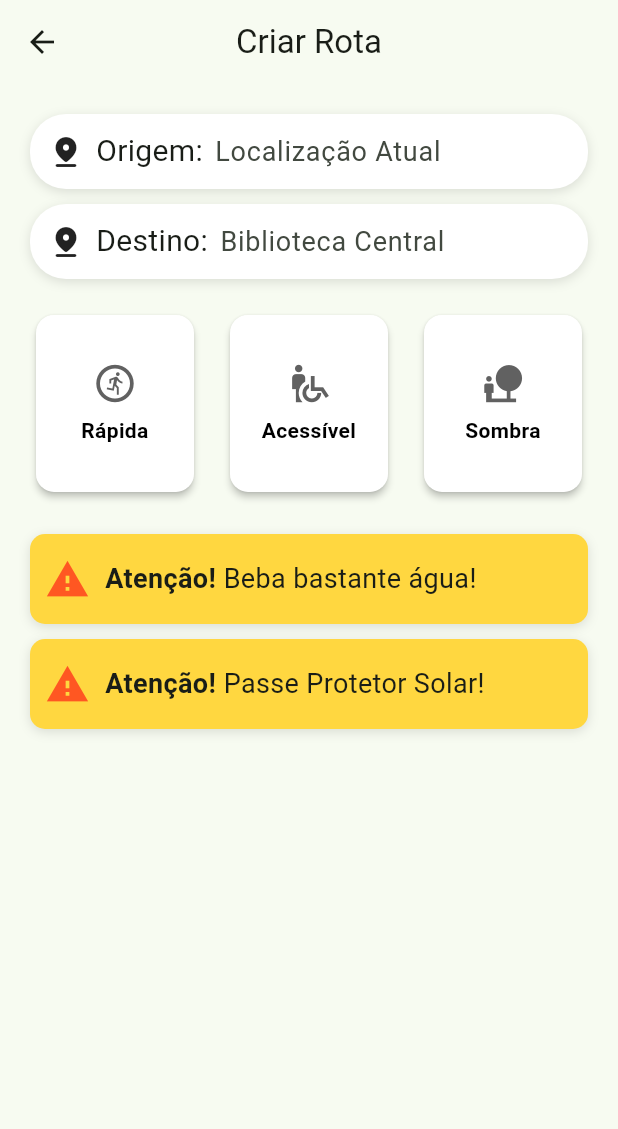
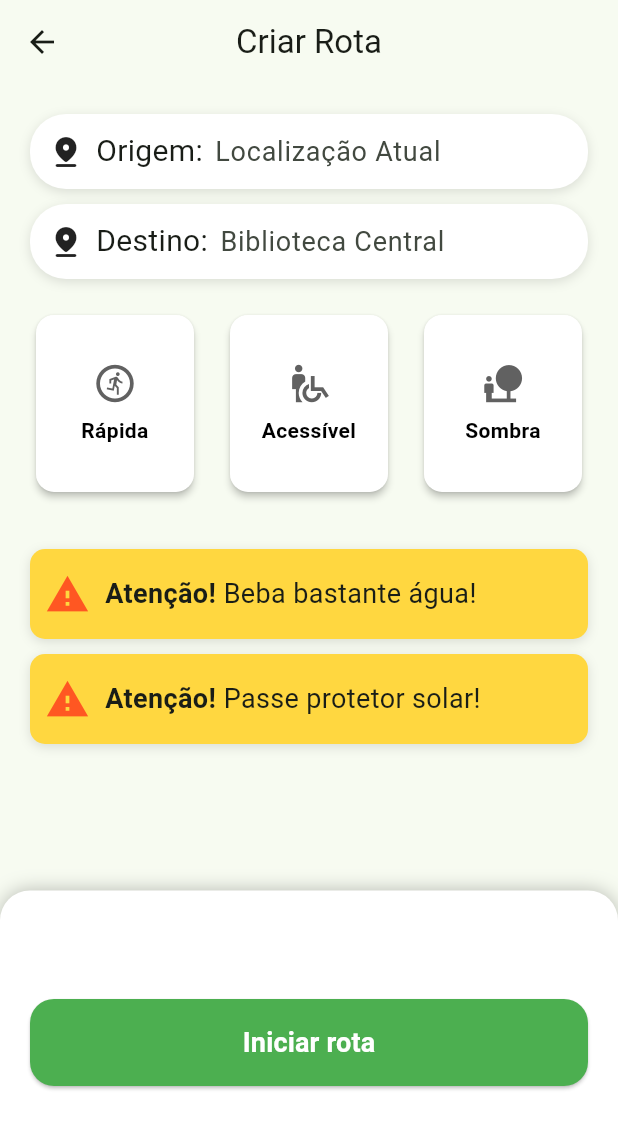
Before and after one commit to sabcarvalho/caminhada-usp, a Flutter app: the CriarRota screen opened directly, on a phone screen of 412 x 824 dp. Shown: the top 1129 px of the screen. Run offline on Flutter 3.47's test engine with Material 3 defaults, Android fonts, the phone set to English and light mode, and no system bars.

Commit message:
Implementadas telas de acompanhamento de rota e finalizacao

```diff
--- a/lib/main.dart
+++ b/lib/main.dart
@@ -7,13 +7,11 @@ void main() {
 
 class MyApp extends StatelessWidget {
   const MyApp({super.key});
-
-  // This widget is the root of your application.
   @override
   Widget build(BuildContext context) {
     return MaterialApp(
       debugShowCheckedModeBanner: false,
-
+      //definindo o tema da aplicacao
       theme: ThemeData(
         useMaterial3: true,
 
--- a/lib/screens/criar_rota.dart
+++ b/lib/screens/criar_rota.dart
@@ -1,5 +1,6 @@
 import 'package:app/components/campos_criar_rota.dart';
 import 'package:app/components/warnings_rota.dart';
+import 'package:app/screens/rota.dart';
 import 'package:flutter/material.dart';
 
 class CriarRota extends StatefulWidget {
@@ -20,7 +21,61 @@ class _CriarRotaState extends State<CriarRota> {
   Widget build(BuildContext context) {
     return Scaffold(
     appBar: AppBar(title: const Text("Criar Rota")),
-      body: Padding(
+    body: Stack(
+      children: [
+       _principal(),
+       DraggableScrollableSheet(
+          initialChildSize: 0.3,
+          minChildSize: 0.3,
+          maxChildSize: 0.7,
+          builder: (context, scrollController) {
+            return Container(
+              decoration: const BoxDecoration(
+                color: Colors.white,
+                borderRadius: BorderRadius.vertical(
+                  top: Radius.circular(20),
+                ),
+                boxShadow: [
+                  BoxShadow(
+                    blurRadius: 10,
+                    color: Colors.black26,
+                  ),
+                ],
+              ),
+              child: ListView(
+                controller: scrollController,
+              ),
+            );
+          },
+        ),
+       Positioned(
+          left: 20,
+          right: 20,
+          bottom: 100,
+          child: ElevatedButton(
+            onPressed: () {
+              Navigator.pushReplacement(context, MaterialPageRoute(builder: (context) => Rota()),);
+            },
+            style: ElevatedButton.styleFrom(
+              padding: const EdgeInsets.symmetric(vertical: 16),
+              shape: RoundedRectangleBorder(
+                borderRadius: BorderRadius.circular(16),
+              ),
+            ),
+            child: const Text(
+              "Iniciar rota",
+              style: TextStyle(fontSize: 18, fontWeight: FontWeight.bold),
+            ),
+          )
+        ),
+
+
+      ],
+    ),
+  );
+  }
+  Widget _principal(){
+    return  Padding(
       padding: const EdgeInsets.all(20),
       child: Column(
         children: [
@@ -29,7 +84,7 @@ class _CriarRotaState extends State<CriarRota> {
           CampoRota(titulo: "Destino", hint: "Biblioteca Central"),
           const SizedBox(height: 20),
 
-            SizedBox(
+          SizedBox( //botoes de escolha de rota
             height: 150,
             child: GridView.count(
               crossAxisCount: 3,
@@ -89,16 +144,17 @@ class _CriarRotaState extends State<CriarRota> {
             }),
             ),
           ),
+
+          const SizedBox(height: 10),
           WarningRota(mensagem: "Beba bastante água!"),
-            SizedBox(height: 10,),
-            WarningRota(mensagem: "Passe Protetor Solar!"),
+          const SizedBox(height: 10),
+          WarningRota(mensagem: "Passe protetor solar!"),
         ],
       ),
-      ),
     );
-
   }
 }
+
 
 class TipoCaminhada{
   final String titulo;
--- a/lib/screens/main_page.dart
+++ b/lib/screens/main_page.dart
@@ -2,7 +2,7 @@ import 'package:app/screens/criar_rota.dart';
 import 'package:app/screens/home.dart';
 import 'package:flutter/material.dart';
 
-class MainPage extends StatefulWidget {
+class MainPage extends StatefulWidget { //controle do rodape e botao flutuante
   const MainPage({super.key});
 
   @override
@@ -23,6 +23,7 @@ class _MainPageState extends State<MainPage> {
 
       floatingActionButton: FloatingActionButton(
         onPressed: () {
+          //botao flutuante abre a pagina de criar rota
           Navigator.push(context, MaterialPageRoute(builder: (_) =>CriarRota()));
         },
         child: const Icon(Icons.add),
```
Also changed, not shown: lib/components/botao_rota.dart (added, +36 -0 lines), lib/components/item_info.dart (added, +39 -0 lines), lib/screens/rota.dart (added, +130 -0 lines), lib/screens/rota_finalizada.dart (added, +133 -0 lines). Lines whose indentation alone changed are shown as unchanged.
